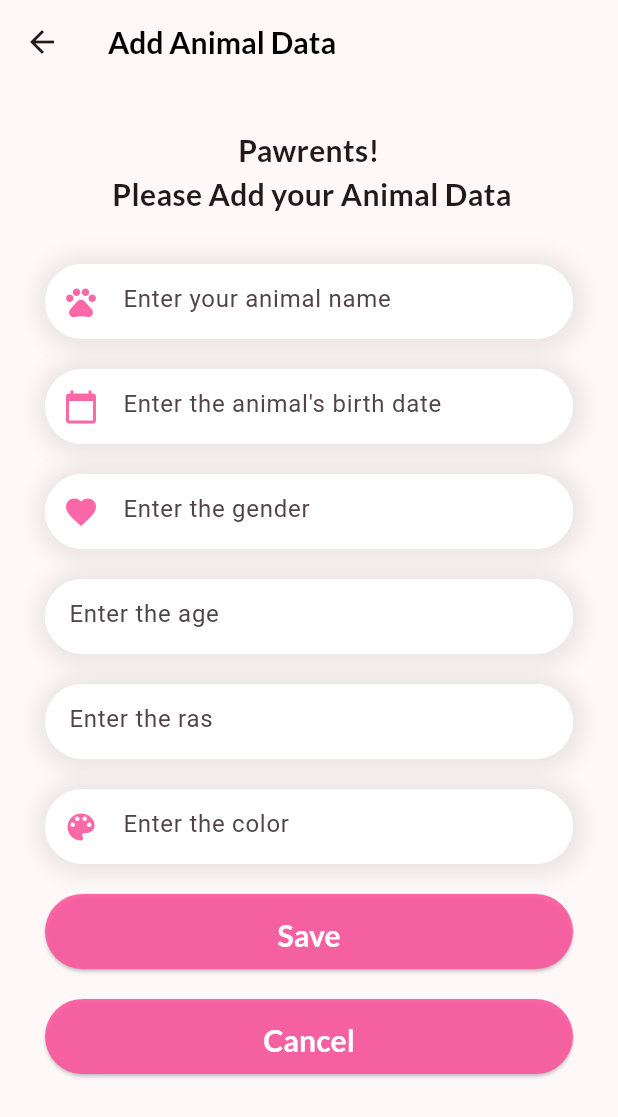
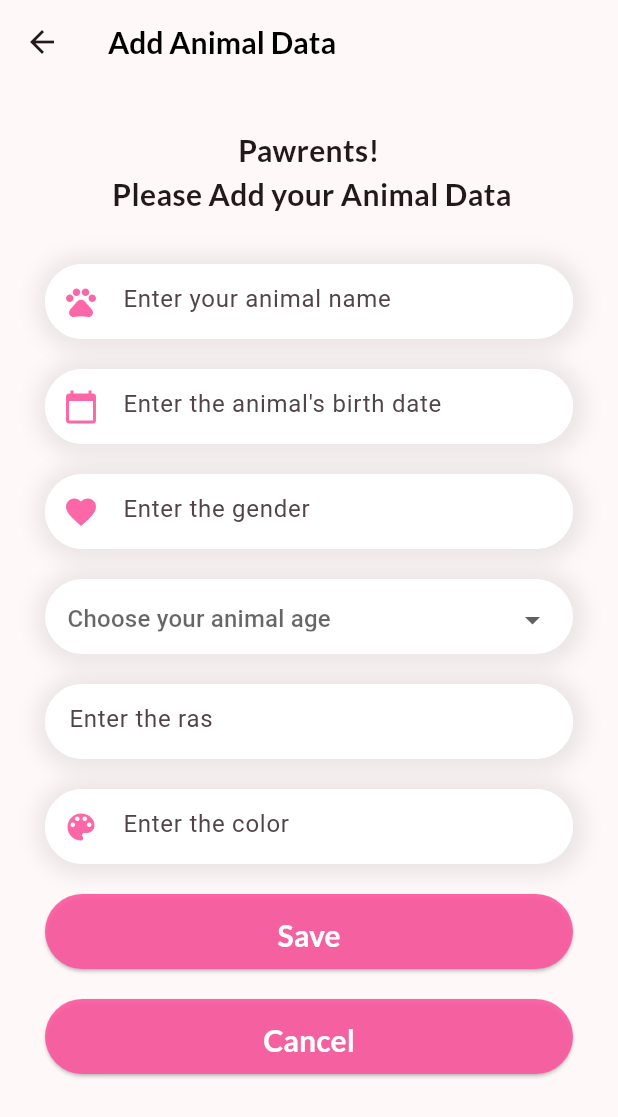
Before and after one commit to Tiarasekarsini/067_AloAnimal, a Flutter app: the AddAnimal screen opened directly, on a phone screen of 412 x 824 dp. Shown: the top 1117 px of the screen. Run offline on Flutter 3.47's test engine with Material 2 defaults, Android fonts, the light colour scheme and no system bars; our stand-ins replace cloud_firestore, firebase_auth, firebase_core, fluttertoast, google_fonts, smooth_page_indicator; accounts and stored records are empty.

Commit message:
adding DropDownBox for age in view animal data

```diff
--- a/lib/view/aboutanimal/informasi_1.dart
+++ b/lib/view/aboutanimal/informasi_1.dart
@@ -7,13 +7,12 @@ class Informasi1 extends StatelessWidget {
   @override
   Widget build(BuildContext context) {
     return Scaffold(
-        backgroundColor: Colors.white,
         appBar: AppBar(
           title: const Text('Important Things'),
           titleTextStyle: GoogleFonts.lato(
             fontSize: 20,
             fontWeight: FontWeight.bold,
-            color: Colors.black,
+            color: Color.fromARGB(255, 255, 247, 0),
           ),
         ),
         body: SingleChildScrollView(
--- a/lib/view/aboutanimal/informasi_2.dart
+++ b/lib/view/aboutanimal/informasi_2.dart
@@ -12,7 +12,7 @@ class Informasi2 extends StatelessWidget {
           titleTextStyle: GoogleFonts.lato(
             fontSize: 20,
             fontWeight: FontWeight.bold,
-            color: Colors.black,
+            color: const Color(0xFFADE62A),
           ),
         ),
         body: SingleChildScrollView(
--- a/lib/view/aboutanimal/informasi_3.dart
+++ b/lib/view/aboutanimal/informasi_3.dart
@@ -12,7 +12,7 @@ class Informasi3 extends StatelessWidget {
           titleTextStyle: GoogleFonts.lato(
             fontSize: 20,
             fontWeight: FontWeight.bold,
-            color: Colors.black,
+            color: Color.fromARGB(255, 255, 65, 125),
           ),
         ),
         body: SingleChildScrollView(
--- a/lib/view/aboutanimal/informasi_4.dart
+++ b/lib/view/aboutanimal/informasi_4.dart
@@ -7,12 +7,13 @@ class Informasi4 extends StatelessWidget {
   @override
   Widget build(BuildContext context) {
     return Scaffold(
+        backgroundColor: Colors.white,
         appBar: AppBar(
           title: const Text('Routine Care'),
           titleTextStyle: GoogleFonts.lato(
             fontSize: 20,
             fontWeight: FontWeight.bold,
-            color: Colors.black,
+            color: const Color.fromARGB(242, 131, 131, 255),
           ),
         ),
         body: SingleChildScrollView(
--- a/lib/view/animaldata/add_animal.dart
+++ b/lib/view/animaldata/add_animal.dart
@@ -23,6 +23,18 @@ class _AddAnimalState extends State<AddAnimal> {
   String? age;
   String? ras;
   String? color;
+
+  List<String> listItem = [
+    '< 1 years old',
+    '1 years old',
+    '2 years old',
+    '3 years old',
+    '4 years old',
+    '5 years old',
+    '6 years old',
+    '7 years old',
+    '> 7 years old'
+  ];
 
   @override
   Widget build(BuildContext context) {
@@ -152,6 +164,7 @@ class _AddAnimalState extends State<AddAnimal> {
                 ),
               ),
               Container(
+                padding: const EdgeInsets.all(15),
                 height: 50,
                 margin: const EdgeInsets.only(top: 310, left: 10, right: 10),
                 decoration: BoxDecoration(
@@ -166,21 +179,22 @@ class _AddAnimalState extends State<AddAnimal> {
                     ),
                   ],
                 ),
-                child: TextFormField(
-                  decoration: InputDecoration(
-                    hintText: "Enter the age",
-                    focusedBorder: const OutlineInputBorder(
-                      borderSide: BorderSide(color: Colors.white, width: 1.0),
-                    ),
-                    enabledBorder: OutlineInputBorder(
-                      borderRadius: BorderRadius.circular(30),
-                      borderSide:
-                          const BorderSide(color: Colors.white, width: 1.0),
-                    ),
-                  ),
+                child: DropdownButton(
+                  hint: const Text('Choose your animal age'),
+                  value: age,
                   onChanged: (value) {
-                    age = value;
+                    setState(() {
+                      age = value;
+                    });
                   },
+                  underline: const SizedBox(),
+                  isExpanded: true,
+                  items: listItem
+                      .map<DropdownMenuItem<String?>>((e) => DropdownMenuItem(
+                            child: Text(e.toString()),
+                            value: e,
+                          ))
+                      .toList(),
                 ),
               ),
               Container(
--- a/lib/view/home_page.dart
+++ b/lib/view/home_page.dart
@@ -1,3 +1,4 @@
+import 'package:aloanimal/controller/rolebase_controller.dart';
 import 'package:aloanimal/view/aboutanimal/aboutanimal.dart';
 import 'package:aloanimal/view/animaldata/animaldata.dart';
 import 'package:aloanimal/view/diagnosis/diagnosis.dart';
```
